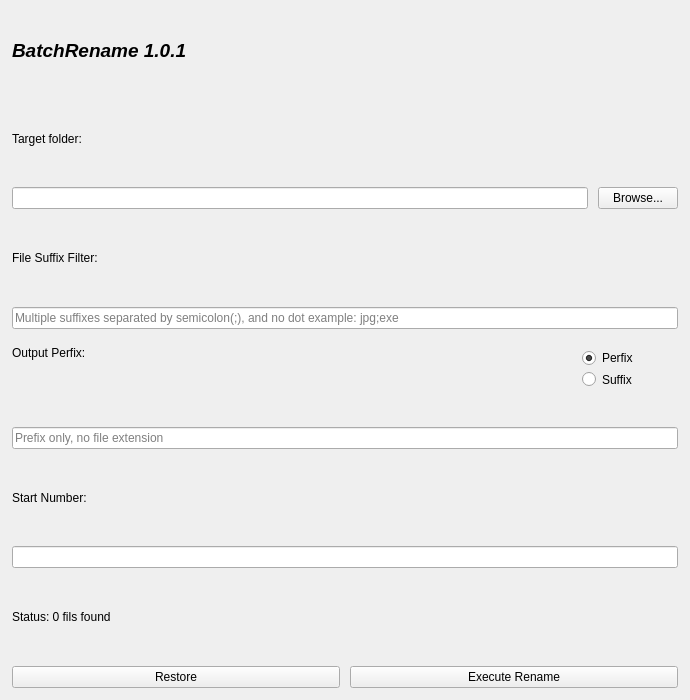
This is mainwindow.ui in Caspian-dev813/BatchRename as Qt 5 draws it before an edit. The edited form follows.
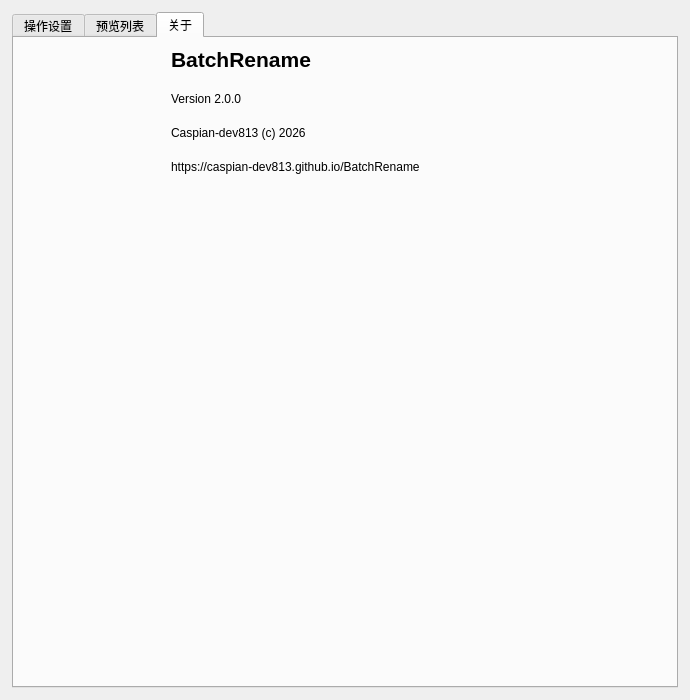
This is the edited form. The open tabs and pages were chosen to show the change. Icons and pictures are not drawn.

Commit message: v2.0.0: 新增实时预览表格与应用图标

The edit to the form file:
```diff
--- a/mainwindow.ui
+++ b/mainwindow.ui
@@ -42,9 +42,19 @@
     <number>12</number>
    </property>
    <item>
+    <widget class="QTabWidget" name="tabWidget">
+     <property name="currentIndex">
+      <number>0</number>
+     </property>
+     <widget class="QWidget" name="page">
+      <attribute name="title">
+       <string>操作设置</string>
+      </attribute>
+      <layout class="QVBoxLayout" name="verticalLayout_page1">
+       <item>
     <widget class="QLabel" name="label">
      <property name="text">
-      <string>&lt;html&gt;&lt;head/&gt;&lt;body&gt;&lt;p&gt;&lt;span style=&quot; font-size:14pt; font-weight:600; font-style:italic;&quot;&gt;BatchRename 1.0.1&lt;/span&gt;&lt;/p&gt;&lt;/body&gt;&lt;/html&gt;</string>
+          <string>&lt;html&gt;&lt;head/&gt;&lt;body&gt;&lt;p&gt;&lt;span style=&quot; font-size:14pt; font-weight:600; font-style:italic;&quot;&gt;BatchRename 2.0.0&lt;/span&gt;&lt;/p&gt;&lt;/body&gt;&lt;/html&gt;</string>
      </property>
     </widget>
    </item>
@@ -81,9 +91,6 @@
      <property name="toolTip">
       <string>&lt;html&gt;&lt;head/&gt;&lt;body&gt;&lt;p&gt;所有后缀均为分号(;)分割，示例：.jpg;.png;.exe;.reg&lt;/p&gt;&lt;/body&gt;&lt;/html&gt;</string>
      </property>
-     <property name="text">
-      <string/>
-     </property>
      <property name="placeholderText">
       <string>Multiple suffixes separated by semicolon(;), and no dot example: jpg;exe</string>
      </property>
@@ -91,12 +98,18 @@
    </item>
    <item>
     <widget class="QWidget" name="widget" native="true">
+         <property name="minimumSize">
+          <size>
+           <width>0</width>
+           <height>55</height>
+          </size>
+         </property>
      <widget class="QLabel" name="label_prefix">
       <property name="geometry">
        <rect>
         <x>0</x>
-        <y>0</y>
-        <width>449</width>
+            <y>10</y>
+            <width>120</width>
         <height>28</height>
        </rect>
       </property>
@@ -107,10 +120,10 @@
      <widget class="QRadioButton" name="Perfix_mode">
       <property name="geometry">
        <rect>
-        <x>570</x>
-        <y>10</y>
-        <width>91</width>
-        <height>18</height>
+            <x>550</x>
+            <y>8</y>
+            <width>90</width>
+            <height>20</height>
        </rect>
       </property>
       <property name="text">
@@ -123,10 +136,10 @@
      <widget class="QRadioButton" name="Suffix_name_mode">
       <property name="geometry">
        <rect>
-        <x>570</x>
+            <x>550</x>
         <y>30</y>
-        <width>91</width>
-        <height>21</height>
+            <width>90</width>
+            <height>20</height>
        </rect>
       </property>
       <property name="text">
@@ -137,21 +150,6 @@
    </item>
    <item>
     <widget class="QLineEdit" name="edit_prefix">
-     <property name="sizeIncrement">
-      <size>
-       <width>407</width>
-       <height>514</height>
-      </size>
-     </property>
-     <property name="baseSize">
-      <size>
-       <width>407</width>
-       <height>514</height>
-      </size>
-     </property>
-     <property name="text">
-      <string/>
-     </property>
      <property name="placeholderText">
       <string>Prefix only, no file extension</string>
      </property>
@@ -165,11 +163,7 @@
     </widget>
    </item>
    <item>
-    <widget class="QLineEdit" name="lineEdit">
-     <property name="placeholderText">
-      <string/>
-     </property>
-    </widget>
+        <widget class="QLineEdit" name="lineEdit"/>
    </item>
    <item>
     <widget class="QLabel" name="label_status">
@@ -198,6 +192,141 @@
    </item>
   </layout>
  </widget>
- <resources/>
+     <widget class="QWidget" name="page_2">
+      <attribute name="title">
+       <string>预览列表</string>
+      </attribute>
+      <layout class="QVBoxLayout" name="verticalLayout_page2">
+       <item>
+        <widget class="QTableWidget" name="tableWidget">
+         <property name="selectionBehavior">
+          <enum>QAbstractItemView::SelectRows</enum>
+         </property>
+         <property name="columnCount">
+          <number>5</number>
+         </property>
+         <column>
+          <property name="text">
+           <string>序号</string>
+          </property>
+         </column>
+         <column>
+          <property name="text">
+           <string>原文件名</string>
+          </property>
+         </column>
+         <column>
+          <property name="text">
+           <string>新文件名</string>
+          </property>
+         </column>
+         <column>
+          <property name="text">
+           <string>大小</string>
+          </property>
+         </column>
+         <column>
+          <property name="text">
+           <string>SHA256</string>
+          </property>
+         </column>
+        </widget>
+       </item>
+       <item>
+        <widget class="QLabel" name="labelFileCount">
+         <property name="text">
+          <string>已浏览 0 个文件</string>
+         </property>
+        </widget>
+       </item>
+      </layout>
+     </widget>
+     <widget class="QWidget" name="tab">
+      <attribute name="title">
+       <string>关于</string>
+      </attribute>
+      <layout class="QHBoxLayout" name="aboutLayout">
+       <property name="spacing">
+        <number>20</number>
+       </property>
+       <item>
+        <widget class="QLabel" name="aboutIcon">
+         <property name="minimumSize">
+          <size>
+           <width>128</width>
+           <height>256</height>
+          </size>
+         </property>
+         <property name="maximumSize">
+          <size>
+           <width>128</width>
+           <height>256</height>
+          </size>
+         </property>
+         <property name="pixmap">
+          <pixmap resource="res.qrc">:/icons/icons/tall_icon.png</pixmap>
+         </property>
+         <property name="scaledContents">
+          <bool>true</bool>
+         </property>
+         <property name="alignment">
+          <set>Qt::AlignLeading|Qt::AlignLeft|Qt::AlignTop</set>
+         </property>
+        </widget>
+       </item>
+       <item>
+        <layout class="QVBoxLayout" name="aboutTextLayout">
+         <item>
+          <widget class="QLabel" name="aboutTitle">
+           <property name="text">
+            <string>&lt;html&gt;&lt;head/&gt;&lt;body&gt;&lt;p&gt;&lt;span style=&quot; font-size:16pt; font-weight:600;&quot;&gt;BatchRename&lt;/span&gt;&lt;/p&gt;&lt;/body&gt;&lt;/html&gt;</string>
+           </property>
+          </widget>
+         </item>
+         <item>
+          <widget class="QLabel" name="aboutVersion">
+           <property name="text">
+            <string>Version 2.0.0</string>
+           </property>
+          </widget>
+         </item>
+         <item>
+          <widget class="QLabel" name="label_2">
+           <property name="text">
+            <string>Caspian-dev813 (c) 2026</string>
+           </property>
+          </widget>
+         </item>
+         <item>
+          <widget class="QLabel" name="label_3">
+           <property name="text">
+            <string>https://caspian-dev813.github.io/BatchRename</string>
+           </property>
+          </widget>
+         </item>
+         <item>
+          <spacer name="aboutSpacer">
+           <property name="orientation">
+            <enum>Qt::Vertical</enum>
+           </property>
+           <property name="sizeHint" stdset="0">
+            <size>
+             <width>20</width>
+             <height>40</height>
+            </size>
+           </property>
+          </spacer>
+         </item>
+        </layout>
+       </item>
+      </layout>
+     </widget>
+    </widget>
+   </item>
+  </layout>
+ </widget>
+ <resources>
+  <include location="res.qrc"/>
+ </resources>
  <connections/>
 </ui>
```
Lines whose indentation alone changed are shown as unchanged. The commit also changes 7 other files.
